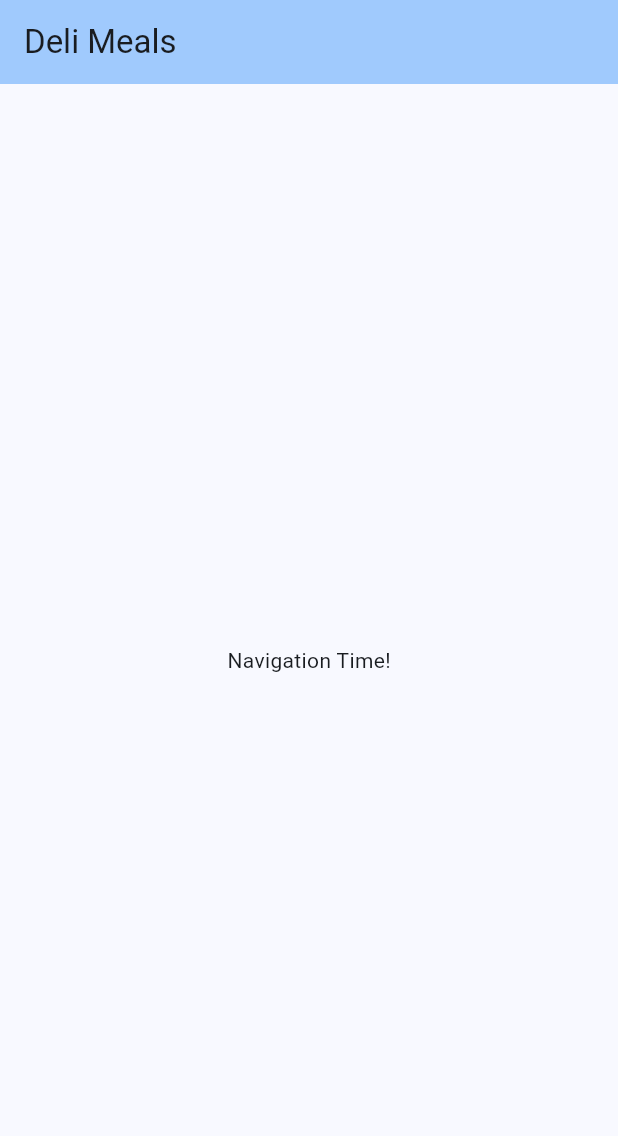
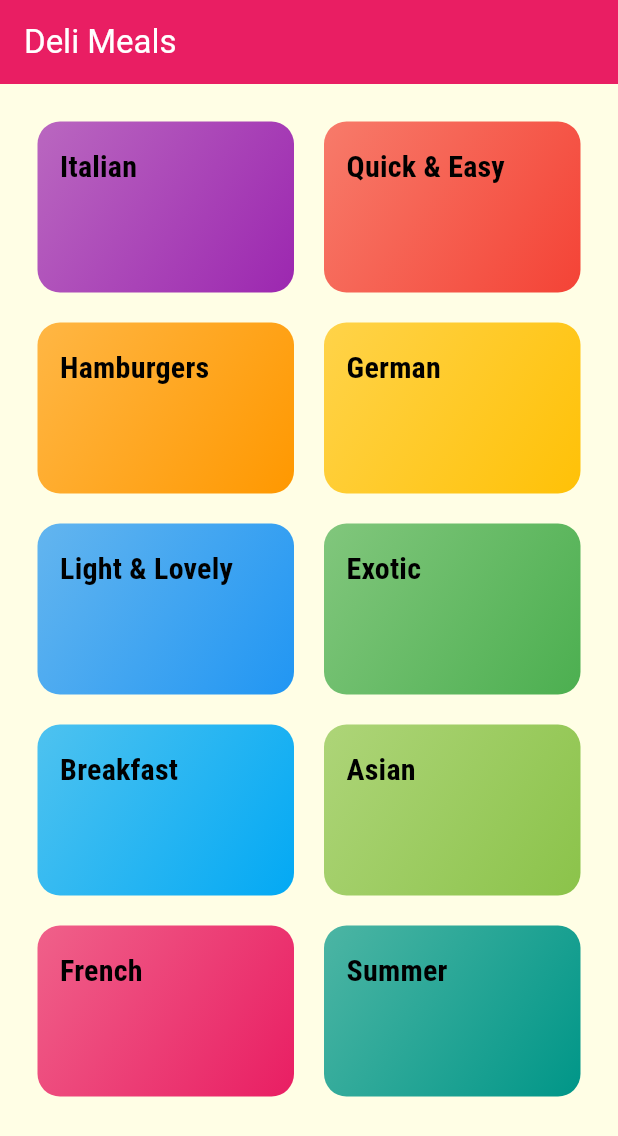
Before and after one commit to romanfarooq/Flutter-and-Dart-course, a Flutter app: the screen it shows after launch, on a phone screen of 412 x 824 dp. Shown: the top 1136 px of the screen. Run offline on Flutter 3.47's test engine with Material 3 defaults, Android fonts, the phone set to English and light mode, and no system bars.

```diff
--- /dev/null
+++ b/deli_meals/lib/categories_screen.dart
@@ -0,0 +1,35 @@
+import 'package:flutter/material.dart';
+
+import './category_item.dart';
+import './dummy_data.dart';
+
+class CategoriesScreen extends StatelessWidget {
+  const CategoriesScreen({super.key});
+
+  @override
+  Widget build(BuildContext context) {
+    return Scaffold(
+      appBar: AppBar(
+        title: const Text('Deli Meals'),
+      ),
+      body: GridView(
+        padding: const EdgeInsets.all(25),
+        gridDelegate: const SliverGridDelegateWithMaxCrossAxisExtent(
+          maxCrossAxisExtent: 200,
+          childAspectRatio: 3 / 2,
+          crossAxisSpacing: 20,
+          mainAxisSpacing: 20,
+        ),
+        children: dummyCategories
+            .map(
+              (catData) => CategoryItem(
+                id: catData.id,
+                title: catData.title,
+                color: catData.color,
+              ),
+            )
+            .toList(),
+      ),
+    );
+  }
+}
--- /dev/null
+++ b/deli_meals/lib/category_item.dart
@@ -0,0 +1,53 @@
+import 'package:flutter/material.dart';
+
+import './category_meals_screen.dart';
+
+class CategoryItem extends StatelessWidget {
+  final String id;
+  final String title;
+  final Color color;
+
+  const CategoryItem({
+    super.key,
+    required this.id,
+    required this.title,
+    required this.color,
+  });
+
+  void _selectCategory(BuildContext ctx) {
+    Navigator.of(ctx).pushNamed(
+      CategoryMealsScreen.routeName,
+      arguments: {
+        'id': id,
+        'title': title,
+      },
+    );
+  }
+
+  @override
+  Widget build(BuildContext context) {
+    return InkWell(
+      onTap: () => _selectCategory(context),
+      splashColor: color,
+      borderRadius: BorderRadius.circular(15),
+      child: Container(
+        padding: const EdgeInsets.all(15),
+        decoration: BoxDecoration(
+          gradient: LinearGradient(
+            colors: [
+              color.withOpacity(0.7),
+              color,
+            ],
+            begin: Alignment.topLeft,
+            end: Alignment.bottomRight,
+          ),
+          borderRadius: BorderRadius.circular(15),
+        ),
+        child: Text(
+          title,
+          style: Theme.of(context).textTheme.titleMedium,
+        ),
+      ),
+    );
+  }
+}
--- /dev/null
+++ b/deli_meals/lib/category_meals_screen.dart
@@ -0,0 +1,21 @@
+import 'package:flutter/material.dart';
+
+class CategoryMealsScreen extends StatelessWidget {
+  const CategoryMealsScreen({super.key});
+
+  static const routeName = '/category-meals';
+
+  @override
+  Widget build(BuildContext context) {
+    final routeArgs = ModalRoute.of(context)!.settings.arguments as Map<String, String>;
+    final categoryTitle = routeArgs['title'] as String;
+    return Scaffold(
+      appBar: AppBar(
+        title: Text(categoryTitle),
+      ),
+      body: const Center(
+        child: Text('The Recipes For The Category!'),
+      ),
+    );
+  }
+}
--- /dev/null
+++ b/deli_meals/lib/dummy_data.dart
@@ -0,0 +1,56 @@
+import 'package:flutter/material.dart';
+
+import './models/category.dart';
+
+const dummyCategories = [
+  Category(
+    id: 'c1',
+    title: 'Italian',
+    color: Colors.purple,
+  ),
+  Category(
+    id: 'c2',
+    title: 'Quick & Easy',
+    color: Colors.red,
+  ),
+  Category(
+    id: 'c3',
+    title: 'Hamburgers',
+    color: Colors.orange,
+  ),
+  Category(
+    id: 'c4',
+    title: 'German',
+    color: Colors.amber,
+  ),
+  Category(
+    id: 'c5',
+    title: 'Light & Lovely',
+    color: Colors.blue,
+  ),
+  Category(
+    id: 'c6',
+    title: 'Exotic',
+    color: Colors.green,
+  ),
+  Category(
+    id: 'c7',
+    title: 'Breakfast',
+    color: Colors.lightBlue,
+  ),
+  Category(
+    id: 'c8',
+    title: 'Asian',
+    color: Colors.lightGreen,
+  ),
+  Category(
+    id: 'c9',
+    title: 'French',
+    color: Colors.pink,
+  ),
+  Category(
+    id: 'c10',
+    title: 'Summer',
+    color: Colors.teal,
+  ),
+];
--- a/deli_meals/lib/main.dart
+++ b/deli_meals/lib/main.dart
@@ -1,6 +1,15 @@
 import 'package:flutter/material.dart';
+import 'package:flutter/services.dart';
+
+import './categories_screen.dart';
+import './category_meals_screen.dart';
 
 void main() {
+  SystemChrome.setSystemUIOverlayStyle(
+    const SystemUiOverlayStyle(
+      systemNavigationBarColor: Colors.pink,
+    ),
+  );
   runApp(const MyApp());
 }
 
@@ -12,32 +21,35 @@ class MyApp extends StatelessWidget {
     return MaterialApp(
       title: 'Deli Meals',
       theme: ThemeData(
-        colorScheme: ColorScheme.fromSeed(seedColor: Colors.blue),
+        colorScheme: ColorScheme.fromSwatch(
+          primarySwatch: Colors.pink,
+          accentColor: Colors.amber,
+        ),
+        appBarTheme: const AppBarTheme(
+          foregroundColor: Colors.white,
+          backgroundColor: Colors.pink,
+        ),
+        scaffoldBackgroundColor: const Color.fromRGBO(255, 254, 229, 1),
+        fontFamily: 'Raleway',
+        textTheme: ThemeData.light().textTheme.copyWith(
+              bodyLarge: const TextStyle(
+                color: Color.fromRGBO(20, 51, 51, 1),
+              ),
+              bodyMedium: const TextStyle(
+                color: Color.fromRGBO(20, 51, 51, 1),
+              ),
+              titleMedium: const TextStyle(
+                fontSize: 20,
+                fontFamily: 'RobotoCondensed',
+                fontWeight: FontWeight.bold,
+              ),
+            ),
         useMaterial3: true,
       ),
-      home: const MyHomePage(),
+      home: const CategoriesScreen(),
+      routes: {
+        CategoryMealsScreen.routeName: (ctx) => const CategoryMealsScreen(),
+      },
     );
   }
 }
-
-class MyHomePage extends StatefulWidget {
-  const MyHomePage({super.key});
-
-  @override
-  State<MyHomePage> createState() => _MyHomePageState();
-}
-
-class _MyHomePageState extends State<MyHomePage> {
-  @override
-  Widget build(BuildContext context) {
-    return Scaffold(
-      appBar: AppBar(
-        backgroundColor: Theme.of(context).colorScheme.inversePrimary,
-        title: const Text('Deli Meals'),
-      ),
-      body: const Center(
-        child: Text('Navigation Time!'),
-      ),
-    );
-  }
-}
--- /dev/null
+++ b/deli_meals/lib/models/category.dart
@@ -0,0 +1,13 @@
+import 'package:flutter/material.dart';
+
+class Category {
+  final String id;
+  final String title;
+  final Color color;
+
+  const Category({
+    required this.id,
+    required this.title,
+    this.color = Colors.orange,
+  });
+}
```
Also changed, not shown: deli_meals/pubspec.yaml (+19 -10 lines), deli_meals/assets/fonts/Raleway-Black.ttf (added), deli_meals/assets/fonts/Raleway-Bold.ttf (added), deli_meals/assets/fonts/Raleway-Regular.ttf (added), deli_meals/assets/fonts/RobotoCondensed-Bold.ttf (added), deli_meals/assets/fonts/RobotoCondensed-Italic.ttf (added), deli_meals/assets/fonts/RobotoCondensed-Light.ttf (added), deli_meals/assets/fonts/RobotoCondensed-Regular.ttf (added).
